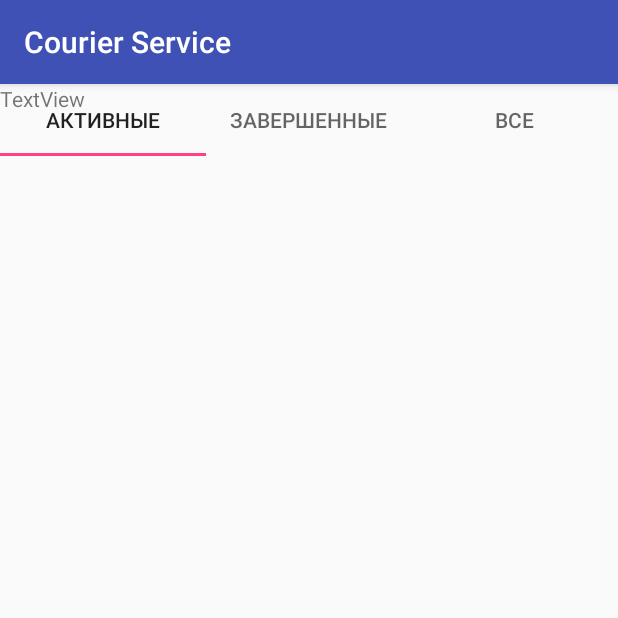
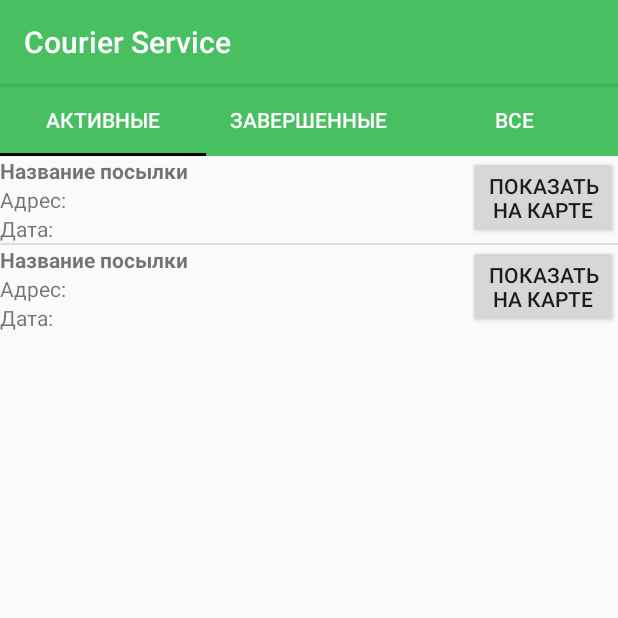
Before and after one commit to midery/CourierService, an Android app: the screen it shows after launch (MainActivity), on a phone screen of 412 x 824 dp, the top half of it. Run offline under Robolectric (Android 15) with nearby library versions, the phone set to English and light mode, and no system bars.

Commit message:
gradle fix + list adapter + new shipment view system

```diff
--- a/app/build.gradle
+++ b/app/build.gradle
@@ -1,12 +1,12 @@
 apply plugin: 'com.android.application'
 
 android {
-    compileSdkVersion 26
+    compileSdkVersion 25
     buildToolsVersion "26.0.0"
     defaultConfig {
         applicationId "com.liarstudio.courierservice"
         minSdkVersion 19
-        targetSdkVersion 26
+        targetSdkVersion 25
         versionCode 1
         versionName "1.0"
         testInstrumentationRunner "android.support.test.runner.AndroidJUnitRunner"
@@ -24,10 +24,9 @@ dependencies {
     androidTestCompile('com.android.support.test.espresso:espresso-core:2.2.2', {
         exclude group: 'com.android.support', module: 'support-annotations'
     })
-    //compile 'com.android.support:appcompat-v7:26.+'
+    compile 'com.android.support:appcompat-v7:25.3.1'
     compile 'com.android.support.constraint:constraint-layout:1.0.2'
     testCompile 'junit:junit:4.12'
-    //compile 'com.android.support:design:25.3.1'
-    compile 'com.android.support:design:25.3.1 '
-
+    compile 'com.android.support:design:25.3.1'
+    //compile 'com.android.support:design:25.3.1 '
 }
--- a/app/src/main/java/com/liarstudio/courierservice/BaseClasses/Package.java
+++ b/app/src/main/java/com/liarstudio/courierservice/BaseClasses/Package.java
@@ -1,7 +1,22 @@
 package com.liarstudio.courierservice.BaseClasses;
 
+import java.util.Date;
+
 public class Package {
+    String name;
+    int[] dimensions;
+    double weight;
+    Date date;
 
+    public Package() {
+        dimensions = new int[3];
+    }
 
+    public Package(String aName, int[] aDimensions, double aWeight, Date aDate) {
+        name = aName;
+        dimensions = aDimensions;
+        weight = aWeight;
+        date = aDate;
+    }
 
 }
--- a/app/src/main/java/com/liarstudio/courierservice/BaseClasses/Person.java
+++ b/app/src/main/java/com/liarstudio/courierservice/BaseClasses/Person.java
@@ -9,4 +9,19 @@ public class Person {
     String companyName;
     //координаты
 
+    public Person(int aType, String aName, String aPhone, String aEmail, String aCompanyName) {
+        name = aName;
+        type = aType;
+        email = aEmail;
+        phone = aPhone;
+        companyName = aCompanyName;
+    }
+    public Person(int aType, String aName, String aPhone, String aEmail) {
+        this(aType,aName,aPhone,aEmail, "");
+    }
+    public Person(String aName, String aPhone, String aEmail) {
+        this(0, aName, aPhone, aEmail);
+    }
+
+
 }
--- a/app/src/main/java/com/liarstudio/courierservice/BaseClasses/Shipment.java
+++ b/app/src/main/java/com/liarstudio/courierservice/BaseClasses/Shipment.java
@@ -9,4 +9,8 @@ public class Shipment {
     Package pkg;
 
     int price;
+
+    public Shipment()  {
+
+    }
 }
--- /dev/null
+++ b/app/src/main/java/com/liarstudio/courierservice/ListAdapter.java
@@ -0,0 +1,51 @@
+package com.liarstudio.courierservice;
+
+import android.content.Context;
+import android.view.LayoutInflater;
+import android.view.View;
+import android.view.ViewGroup;
+import android.widget.BaseAdapter;
+
+import com.liarstudio.courierservice.BaseClasses.Shipment;
+
+import java.util.ArrayList;
+
+/**
+ * Created by M1DERY on 05.07.2017.
+ */
+
+public class ListAdapter extends BaseAdapter {
+
+    Context ctx;
+    LayoutInflater layoutInflater;
+    ArrayList<String> shipments;
+    ListAdapter(Context context, ArrayList<String> shipments) {
+        ctx = context;
+        this.shipments = shipments;
+        layoutInflater = (LayoutInflater) ctx.getSystemService(Context.LAYOUT_INFLATER_SERVICE);
+    }
+
+    @Override
+    public int getCount() {
+        return shipments.size();
+    }
+
+    @Override
+    public Object getItem(int position) {
+        return shipments.get(position);
+    }
+
+    @Override
+    public long getItemId(int position) {
+        return position;
+    }
+
+    @Override
+    public View getView(int position, View convertView, ViewGroup parent) {
+        View view = convertView;
+        if (view == null)
+            view = layoutInflater.inflate(R.layout.shipments_list_element, parent, false);
+
+        return view;
+    }
+}
--- a/app/src/main/java/com/liarstudio/courierservice/MainActivity.java
+++ b/app/src/main/java/com/liarstudio/courierservice/MainActivity.java
@@ -7,18 +7,35 @@ import android.os.Bundle;
 
 public class MainActivity extends AppCompatActivity {
 
+
+    TabLayout tabLayout;
     @Override
     protected void onCreate(Bundle savedInstanceState) {
         super.onCreate(savedInstanceState);
         setContentView(R.layout.activity_main);
 
         ViewPager viewPager = (ViewPager) findViewById(R.id.viewPager);
-        ShipmentFragmentApadter manager = new ShipmentFragmentApadter(getSupportFragmentManager());
+        ShipmentFragmentPagerAdapter manager = new ShipmentFragmentPagerAdapter(getSupportFragmentManager());
 
         viewPager.setAdapter(manager);
 
-        TabLayout tabLayout = (TabLayout) findViewById(R.id.tabLayout);
+        //viewPager.addView(findViewById(R.id.trShipments));
+        tabLayout = (TabLayout) findViewById(R.id.tabLayout);
+
         tabLayout.setupWithViewPager(viewPager);
 
+
+        //initRows();
+
+    }
+
+    void initRows() {
+
+
+
+        //TableRow tr = (TableRow) findViewById(R.id.tr
+        //TabLayout.Tab tab = tabLayout.newTab();
+        //tab.setText("Активные");
+        //tabLayout.addTab(tab);
     }
 }
--- a/app/src/main/java/com/liarstudio/courierservice/ShipmentFragment.java
+++ b/app/src/main/java/com/liarstudio/courierservice/ShipmentFragment.java
@@ -6,12 +6,19 @@ import android.support.annotation.Nullable;
 import android.view.LayoutInflater;
 import android.view.View;
 import android.view.ViewGroup;
+import android.widget.ArrayAdapter;
+import android.widget.ListView;
+
+import com.liarstudio.courierservice.BaseClasses.Shipment;
+
+import java.util.ArrayList;
 
 
 public class ShipmentFragment extends Fragment {
-    private static final int layout = R.layout.shipment_activity;
+    private static final int layout = R.layout.shipments_list_activity;
 
     private View view;
+    Shipment shipment;
 
     public static ShipmentFragment getInstance() {
         Bundle args = new Bundle();
@@ -25,6 +32,16 @@ public class ShipmentFragment extends Fragment {
     @Override
     public View onCreateView(LayoutInflater inflater, @Nullable ViewGroup container, Bundle savedInstanceState) {
         view = inflater.inflate(layout, container, false);
+
+        ListView listView = (ListView)view.findViewById(R.id.lwShipmentList);
+
+        ArrayList<String> kuk = new ArrayList<String>();
+        kuk.add("kek");
+        kuk.add("kak");
+
+        ListAdapter la = new ListAdapter(getContext(), kuk);
+        listView.setAdapter(la);
+
         return view;//super.onCreateView(inflater, container, savedInstanceState);
 
 
--- a/app/src/main/java/com/liarstudio/courierservice/ShipmentFragmentApadter.java
+++ b/app/src/main/java/com/liarstudio/courierservice/ShipmentFragmentPagerAdapter.java
@@ -3,12 +3,13 @@ package com.liarstudio.courierservice;
 import android.support.v4.app.Fragment;
 import android.support.v4.app.FragmentManager;
 import android.support.v4.app.FragmentPagerAdapter;
+import android.view.LayoutInflater;
 
-public class ShipmentFragmentApadter extends FragmentPagerAdapter {
+public class ShipmentFragmentPagerAdapter extends FragmentPagerAdapter {
 
     String[] tabs;
 
-    public ShipmentFragmentApadter(FragmentManager fm) {
+    public ShipmentFragmentPagerAdapter(FragmentManager fm) {
         super(fm);
         tabs = new String[] {
                 "Активные",
@@ -26,10 +27,12 @@ public class ShipmentFragmentApadter extends FragmentPagerAdapter {
 
     @Override
     public Fragment getItem(int position) {
+
         switch (position) {
             case 0:
                 return ShipmentFragment.getInstance();
             case 1:
+
                 return ShipmentFragment.getInstance();
             case 2:
                 return ShipmentFragment.getInstance();
--- a/app/src/main/res/layout/activity_main.xml
+++ b/app/src/main/res/layout/activity_main.xml
@@ -1,5 +1,5 @@
 <?xml version="1.0" encoding="utf-8"?>
-<android.support.design.widget.CoordinatorLayout xmlns:android="http://schemas.android.com/apk/res/android"
+<android.widget.RelativeLayout xmlns:android="http://schemas.android.com/apk/res/android"
     xmlns:app="http://schemas.android.com/apk/res-auto"
     xmlns:tools="http://schemas.android.com/tools"
     android:layout_width="match_parent"
@@ -9,10 +9,36 @@
     <android.support.design.widget.TabLayout
         android:id="@+id/tabLayout"
         android:layout_width="match_parent"
-        android:layout_height="wrap_content"/>
+        android:layout_height="wrap_content"
+        android:background="@color/colorPrimaryDark"
+        app:tabGravity="fill"
+        app:tabIndicatorColor="@android:color/background_dark"
+        app:tabMode="fixed"
+        app:tabSelectedTextColor="@android:color/background_light"
+        app:tabTextColor="@android:color/white">
+
+        <android.support.design.widget.TabItem
+            android:layout_width="wrap_content"
+            android:layout_height="wrap_content"
+            android:text="Активные" />
+
+        <android.support.design.widget.TabItem
+            android:layout_width="wrap_content"
+            android:layout_height="wrap_content"
+            android:text="Завершенные" />
+
+        <android.support.design.widget.TabItem
+            android:layout_width="wrap_content"
+            android:layout_height="wrap_content"
+            android:text="Все" />
+
+    </android.support.design.widget.TabLayout>
 
     <android.support.v4.view.ViewPager
         android:id="@+id/viewPager"
+        android:layout_width="match_parent"
         android:layout_height="match_parent"
-        android:layout_width="match_parent"/>
-</android.support.design.widget.CoordinatorLayout>
+        app:layout_behavior="@string/appbar_scrolling_view_behavior"
+        android:layout_below="@+id/tabLayout"/>
+
+</android.widget.RelativeLayout>
--- a/app/src/main/res/layout/shipment_activity.xml
+++ b/app/src/main/res/layout/shipment_activity.xml
@@ -3,9 +3,4 @@
     android:orientation="vertical" android:layout_width="match_parent"
     android:layout_height="match_parent">
 
-    <TextView
-        android:id="@+id/textView"
-        android:layout_width="match_parent"
-        android:layout_height="wrap_content"
-        android:text="TextView" />
 </LinearLayout>
--- /dev/null
+++ b/app/src/main/res/layout/shipments_list_activity.xml
@@ -0,0 +1,12 @@
+<?xml version="1.0" encoding="utf-8"?>
+<RelativeLayout
+    xmlns:android="http://schemas.android.com/apk/res/android"
+    android:orientation="vertical" android:layout_width="match_parent"
+    android:layout_height="match_parent">
+
+    <ListView
+        android:layout_width="match_parent"
+        android:layout_height="wrap_content"
+        android:id="@+id/lwShipmentList"
+        />
+</RelativeLayout>
--- /dev/null
+++ b/app/src/main/res/layout/shipments_list_element.xml
@@ -0,0 +1,31 @@
+<?xml version="1.0" encoding="utf-8"?>
+<RelativeLayout xmlns:android="http://schemas.android.com/apk/res/android"
+    android:orientation="vertical" android:layout_width="match_parent"
+    android:layout_height="match_parent">
+    <TextView
+        android:id="@+id/twName"
+        android:layout_width="match_parent"
+        android:layout_height="wrap_content"
+        android:text="Название посылки"
+        android:textStyle="bold" />
+    <TextView
+        android:layout_width="match_parent"
+        android:layout_height="wrap_content"
+        android:id="@+id/twAddress"
+        android:layout_below="@+id/twName"
+        android:text="Адрес:"
+        />
+
+    <TextView
+        android:id="@+id/twDate"
+        android:layout_width="match_parent"
+        android:layout_height="wrap_content"
+        android:layout_below="@+id/twAddress"
+        android:text="Дата:" />
+    <Button
+        android:layout_width="100dp"
+        android:layout_height="wrap_content"
+        android:text="Показать на карте"
+        android:layout_alignParentRight="true"/>
+
+</RelativeLayout>
--- a/app/src/main/res/values/colors.xml
+++ b/app/src/main/res/values/colors.xml
@@ -1,6 +1,6 @@
 <?xml version="1.0" encoding="utf-8"?>
 <resources>
-    <color name="colorPrimary">#3F51B5</color>
-    <color name="colorPrimaryDark">#303F9F</color>
+    <color name="colorPrimary">#48c062</color>
+    <color name="colorPrimaryDark">#48c062</color>
     <color name="colorAccent">#FF4081</color>
 </resources>
```
